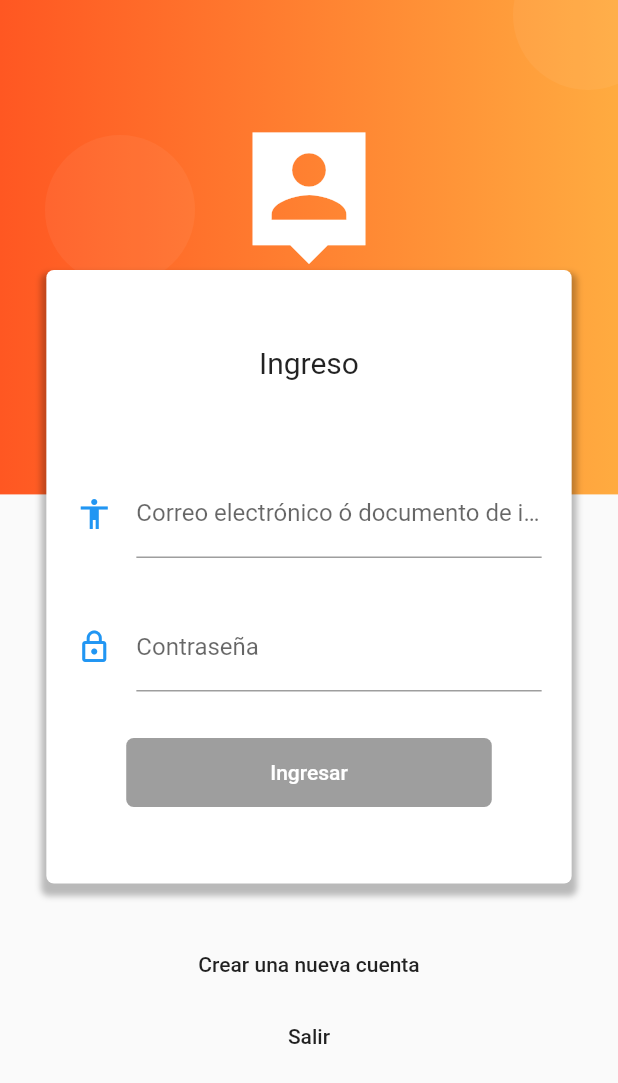
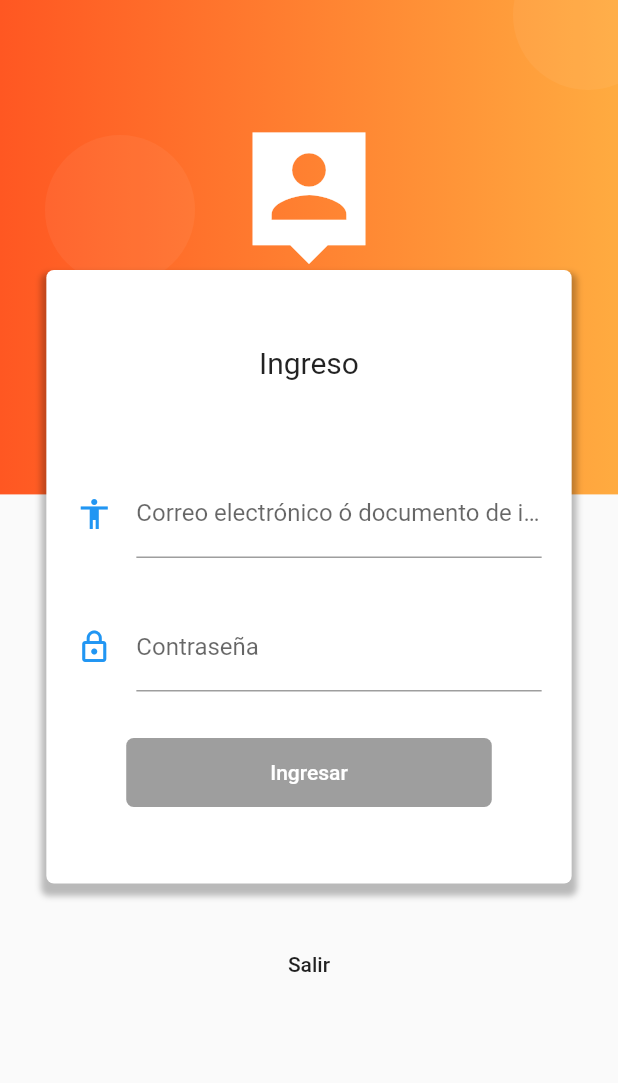
Before and after one commit to gentilenicolas/github-upload, a Flutter app: the LoginPage screen opened by its route, on a phone screen of 412 x 824 dp. Shown: the top 1083 px of the screen. Run offline on Flutter 3.47's test engine with Material 2 defaults, Android fonts, the phone set to English and light mode, and no system bars; our stand-ins replace image_picker, rxdart, shared_preferences; missing offline and left inert: input_calculator, mime_type; accounts and stored records are empty; network calls fail.

Commit message:
comentando crear cta en login

```diff
--- a/Indumex App/lib/src/pages/login_page.dart
+++ b/Indumex App/lib/src/pages/login_page.dart
@@ -70,13 +70,16 @@ class LoginPage extends StatelessWidget {
               ],
             ),
           ),
-          Container(
-            child: FlatButton(
-              child: Text('Crear una nueva cuenta'),
-              onPressed: () =>
-                  Navigator.pushReplacementNamed(context, 'registro'),
-            ),
-          ),
+
+          //crear cuenta comentado para una proxima version!
+
+          // Container(
+          //   child: FlatButton(
+          //     child: Text('Crear una nueva cuenta'),
+          //     onPressed: () =>
+          //         Navigator.pushReplacementNamed(context, 'registro'),
+          //   ),
+          // ),
           FlatButton(
             child: Text('Salir'),
             onPressed: () => Navigator.pushReplacementNamed(context, 'home'),
@@ -104,7 +107,8 @@ class LoginPage extends StatelessWidget {
                 counterText:
                     email, //snapshot.data, //cuando escribo en el input, me pone por debajo de la linea lo mismo que pongo en ese imput
                 errorText: snapshot.error),
-            onChanged: bloc.changeEmail, //cuando escriben en el campo, se lo manda al email
+            onChanged: bloc
+                .changeEmail, //cuando escriben en el campo, se lo manda al email
           ),
         );
       },
@@ -159,17 +163,15 @@ prefs.ultimaPagina= LoginPage().routeName;
 }
 */
 
-
   Future<UsuarioModel> _login(LoginBloc bloc, BuildContext context) async {
-    final user = await loginProvider.crearLogin(bloc.email, bloc.password, context);
+    final user =
+        await loginProvider.crearLogin(bloc.email, bloc.password, context);
 
     if (user.id != null) {
       Navigator.pushReplacement(
           context, MaterialPageRoute(builder: (context) => HomePage()));
-
     } else {
       mostrarAlerta(context, 'Usuario no existe  o contraseña incorrecta');
-
     }
 
     return user;
```
